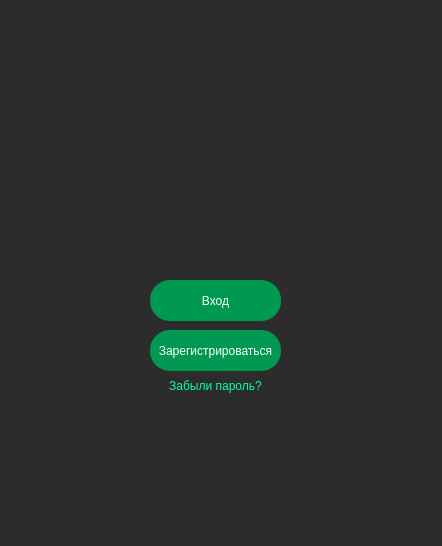
This is reg1.ui in Gumke1/11111111 as Qt 5 draws it before an edit. The edited form follows.
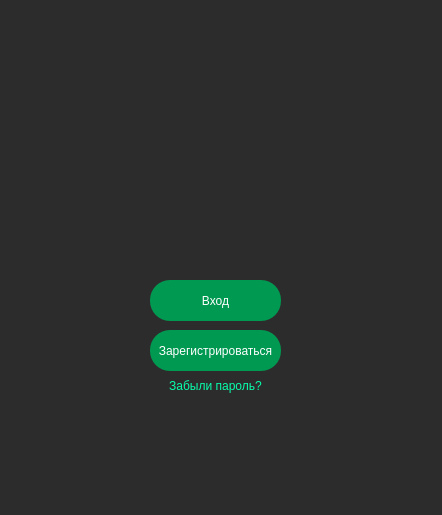
This is the edited form. Icons and pictures are not drawn.

Diff of the .ui file:
```diff
--- a/reg1.ui
+++ b/reg1.ui
@@ -10,7 +10,7 @@
     <x>0</x>
     <y>0</y>
     <width>442</width>
-    <height>546</height>
+    <height>515</height>
    </rect>
   </property>
   <property name="windowTitle">
@@ -25,7 +25,7 @@
      <x>110</x>
      <y>80</y>
      <width>211</width>
-     <height>131</height>
+     <height>171</height>
     </rect>
    </property>
    <property name="text">
```
Left out of the diff: 2 changed lines with no effect on the pictures.
